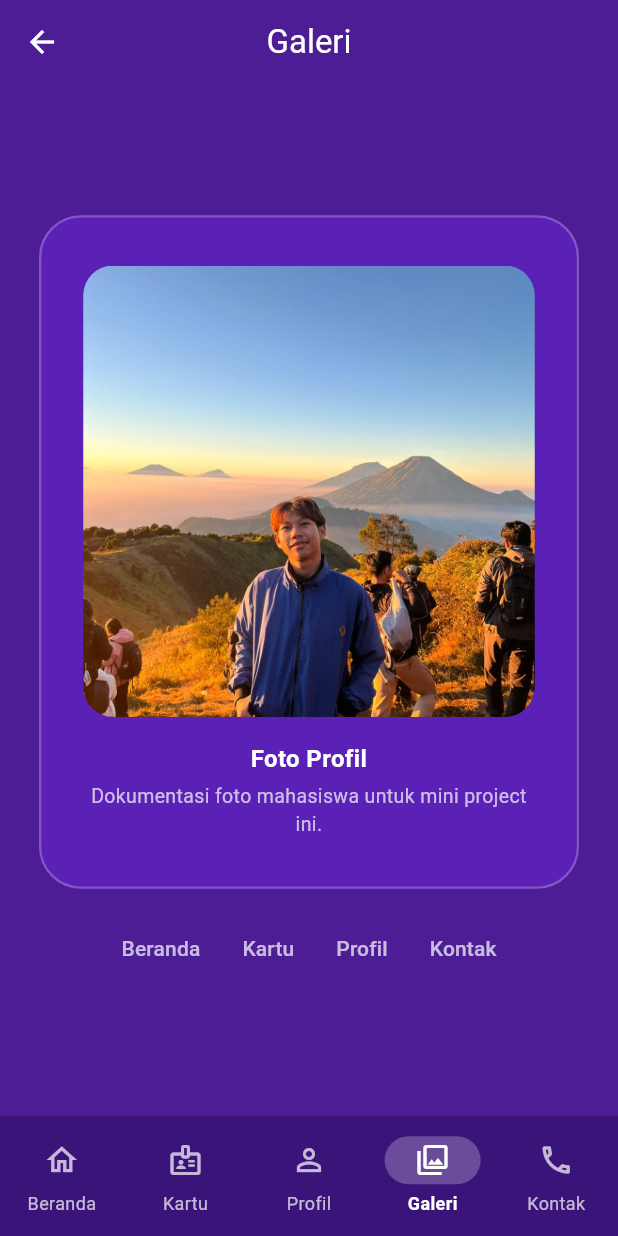
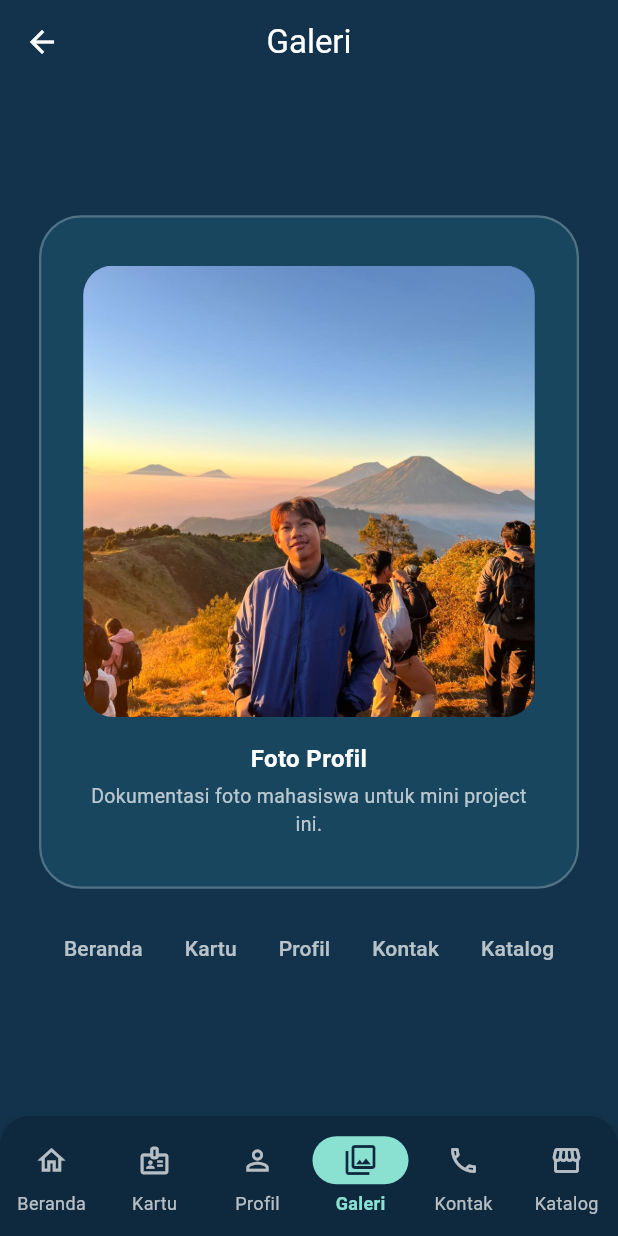
Before and after one commit to ridhodwiki/student-card, a Flutter app: the screen it shows after launch, item 4 of the bottom bar chosen, on a phone screen of 412 x 824 dp. Run offline on Flutter 3.47's test engine with Material 3 defaults, Android fonts, the phone set to English and light mode, and no system bars.

Commit message:
feat: add responsive product catalog and testing report

```diff
--- a/lib/app_scaffold.dart
+++ b/lib/app_scaffold.dart
@@ -1,6 +1,7 @@
 import 'package:flutter/material.dart';
 
 import 'navigation.dart';
+import 'theme.dart';
 
 class AppScaffold extends StatelessWidget {
   const AppScaffold({
@@ -8,16 +9,25 @@ class AppScaffold extends StatelessWidget {
     required this.current,
     required this.onNavigate,
     required this.child,
+    this.actions,
   });
 
   final int current;
   final ValueChanged<int> onNavigate;
   final Widget child;
+  final List<Widget>? actions;
 
   @override
   Widget build(BuildContext context) {
+    final size = MediaQuery.sizeOf(context);
+    final useRail = size.width >= 1024 && size.height >= 600;
+    void select(int index) {
+      if (index != current) onNavigate(index);
+    }
+
     return Scaffold(
       appBar: AppBar(
+        actions: actions,
         title: Text(appDestinations[current].title),
         leading: Navigator.canPop(context)
             ? IconButton(
@@ -27,14 +37,42 @@ class AppScaffold extends StatelessWidget {
               )
             : null,
       ),
-      body: child,
-      bottomNavigationBar: NavigationBar(
+      body: useRail
+          ? Row(
+              children: [
+                NavigationRail(
                   selectedIndex: current,
-        onDestinationSelected: (index) {
-          if (index != current) {
-            onNavigate(index);
-          }
-        },
+                  onDestinationSelected: select,
+                  labelType: NavigationRailLabelType.all,
+                  scrollable: true,
+                  destinations: [
+                    for (final destination in appDestinations)
+                      NavigationRailDestination(
+                        icon: Icon(destination.icon),
+                        label: Text(destination.label),
+                      ),
+                  ],
+                ),
+                const VerticalDivider(width: 1),
+                Expanded(child: child),
+              ],
+            )
+          : child,
+      bottomNavigationBar: useRail
+          ? null
+          : Material(
+              color: AppColors.navigationBar,
+              elevation: 6,
+              clipBehavior: Clip.antiAlias,
+              borderRadius: const BorderRadius.vertical(
+                top: Radius.circular(20),
+              ),
+              child: NavigationBar(
+                labelBehavior: size.width < 400
+                    ? NavigationDestinationLabelBehavior.onlyShowSelected
+                    : NavigationDestinationLabelBehavior.alwaysShow,
+                selectedIndex: current,
+                onDestinationSelected: select,
                 destinations: [
                   for (final destination in appDestinations)
                     NavigationDestination(
@@ -43,6 +81,7 @@ class AppScaffold extends StatelessWidget {
                     ),
                 ],
               ),
+            ),
     );
   }
 }
--- a/lib/navigation.dart
+++ b/lib/navigation.dart
@@ -6,6 +6,7 @@ abstract final class AppTab {
   static const profile = 2;
   static const gallery = 3;
   static const contact = 4;
+  static const katalog = 5;
 }
 
 class AppDestination {
@@ -38,4 +39,9 @@ const appDestinations = <AppDestination>[
     icon: Icons.photo_library_outlined,
   ),
   AppDestination(label: 'Kontak', title: 'Kontak', icon: Icons.call_outlined),
+  AppDestination(
+    label: 'Katalog',
+    title: 'Katalog',
+    icon: Icons.storefront_outlined,
+  ),
 ];
--- a/lib/pages/gallery_page.dart
+++ b/lib/pages/gallery_page.dart
@@ -28,7 +28,11 @@ class GalleryPage extends StatelessWidget {
                   borderRadius: BorderRadius.circular(20),
                   child: AspectRatio(
                     aspectRatio: 1,
-                    child: Image.asset('assets/image/1.png', fit: BoxFit.cover),
+                    child: Image.asset(
+                      'assets/image/1.png',
+                      semanticLabel: 'Foto Ridho Dwiki Zakaria',
+                      fit: BoxFit.cover,
+                    ),
                   ),
                 ),
                 const SizedBox(height: 16),
--- a/lib/pages/profile_page.dart
+++ b/lib/pages/profile_page.dart
@@ -27,6 +27,7 @@ class ProfilePage extends StatelessWidget {
                 children: [
                   Image.asset(
                     'assets/image/1.png',
+                    semanticLabel: 'Foto Ridho Dwiki Zakaria',
                     width: 96,
                     height: 96,
                     fit: BoxFit.cover,
--- a/lib/secondpage.dart
+++ b/lib/secondpage.dart
@@ -48,8 +48,7 @@ class SecondPage extends StatelessWidget {
                   const SizedBox(height: 20),
                   const Text(
                     'Aplikasi mini project Flutter untuk menampilkan kartu '
-                    'mahasiswa beserta profil, galeri, dan kontak dalam satu '
-                    'alur navigasi.',
+                    'mahasiswa, profil, galeri, kontak, dan katalog perlengkapan kuliah.',
                     style: TextStyle(
                       fontSize: 14,
                       height: 1.5,
@@ -100,6 +99,11 @@ class SecondPage extends StatelessWidget {
                   const _PageRow(
                     name: 'Kontak',
                     description: 'Email dan telepon.',
+                  ),
+                  const SizedBox(height: 12),
+                  const _PageRow(
+                    name: 'Katalog',
+                    description: 'Daftar produk, favorit, dan keranjang.',
                   ),
                 ],
               ),
--- a/lib/theme.dart
+++ b/lib/theme.dart
@@ -3,9 +3,10 @@ import 'package:flutter/material.dart';
 class AppColors {
   const AppColors._();
 
-  static const background = Color(0xFF4C1D95);
-  static const card = Color(0xFF5B21B6);
-  static const navigationBar = Color(0xFF3B147A);
+  static const background = Color(0xFF12334B);
+  static const card = Color(0xFF19465F);
+  static const navigationBar = Color(0xFF0E293D);
+  static const navigationAccent = Color(0xFF8AE1D2);
   static const border = Colors.white24;
   static const mutedText = Colors.white70;
 }
@@ -15,6 +16,14 @@ ThemeData buildAppTheme() {
     seedColor: AppColors.background,
     brightness: Brightness.dark,
   );
+  const activeIcon = IconThemeData(color: AppColors.navigationBar, size: 24);
+  const idleIcon = IconThemeData(color: AppColors.mutedText, size: 22);
+  const activeLabel = TextStyle(
+    color: AppColors.navigationAccent,
+    fontWeight: FontWeight.w700,
+    fontSize: 12,
+  );
+  const idleLabel = TextStyle(color: AppColors.mutedText, fontSize: 12);
 
   return ThemeData(
     useMaterial3: true,
@@ -27,25 +36,25 @@ ThemeData buildAppTheme() {
     ),
     navigationBarTheme: NavigationBarThemeData(
       backgroundColor: AppColors.navigationBar,
-      indicatorColor: AppColors.border,
+      elevation: 0,
+      indicatorColor: AppColors.navigationAccent,
       iconTheme: WidgetStateProperty.resolveWith(
-        (states) => IconThemeData(
-          color: states.contains(WidgetState.selected)
-              ? Colors.white
-              : AppColors.mutedText,
-        ),
+        (states) =>
+            states.contains(WidgetState.selected) ? activeIcon : idleIcon,
       ),
       labelTextStyle: WidgetStateProperty.resolveWith(
-        (states) => TextStyle(
-          fontSize: 12,
-          fontWeight: states.contains(WidgetState.selected)
-              ? FontWeight.bold
-              : FontWeight.normal,
-          color: states.contains(WidgetState.selected)
-              ? Colors.white
-              : AppColors.mutedText,
-        ),
+        (states) =>
+            states.contains(WidgetState.selected) ? activeLabel : idleLabel,
       ),
+    ),
+    navigationRailTheme: const NavigationRailThemeData(
+      backgroundColor: AppColors.navigationBar,
+      useIndicator: true,
+      indicatorColor: AppColors.navigationAccent,
+      selectedIconTheme: activeIcon,
+      unselectedIconTheme: idleIcon,
+      selectedLabelTextStyle: activeLabel,
+      unselectedLabelTextStyle: idleLabel,
     ),
   );
 }
```
Also changed, not shown: lib/app_routes.dart (+22 -4 lines), lib/data/produk.dart (added, +83 -0 lines), lib/katalog.dart (added, +375 -0 lines), lib/pages/home_page.dart (+3 -4 lines), lib/pages/student_card_page.dart (+5 -7 lines), 5 other files. Lines whose indentation alone changed are shown as unchanged.
